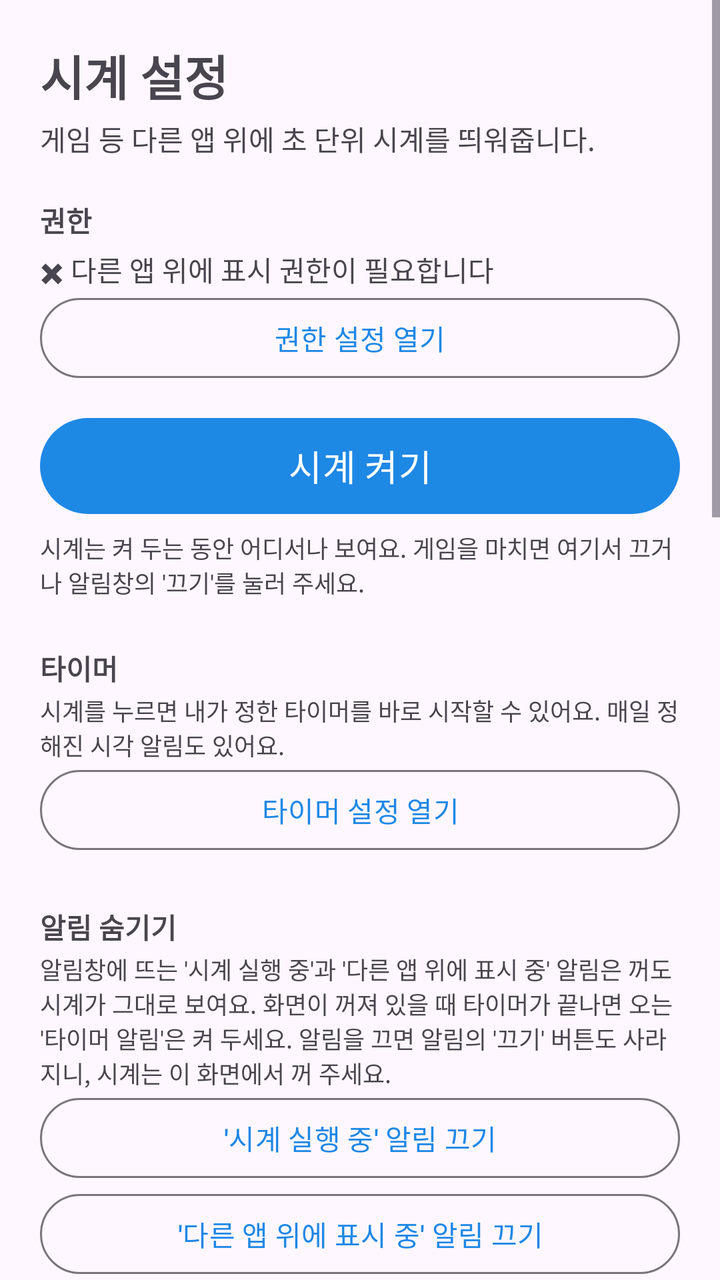
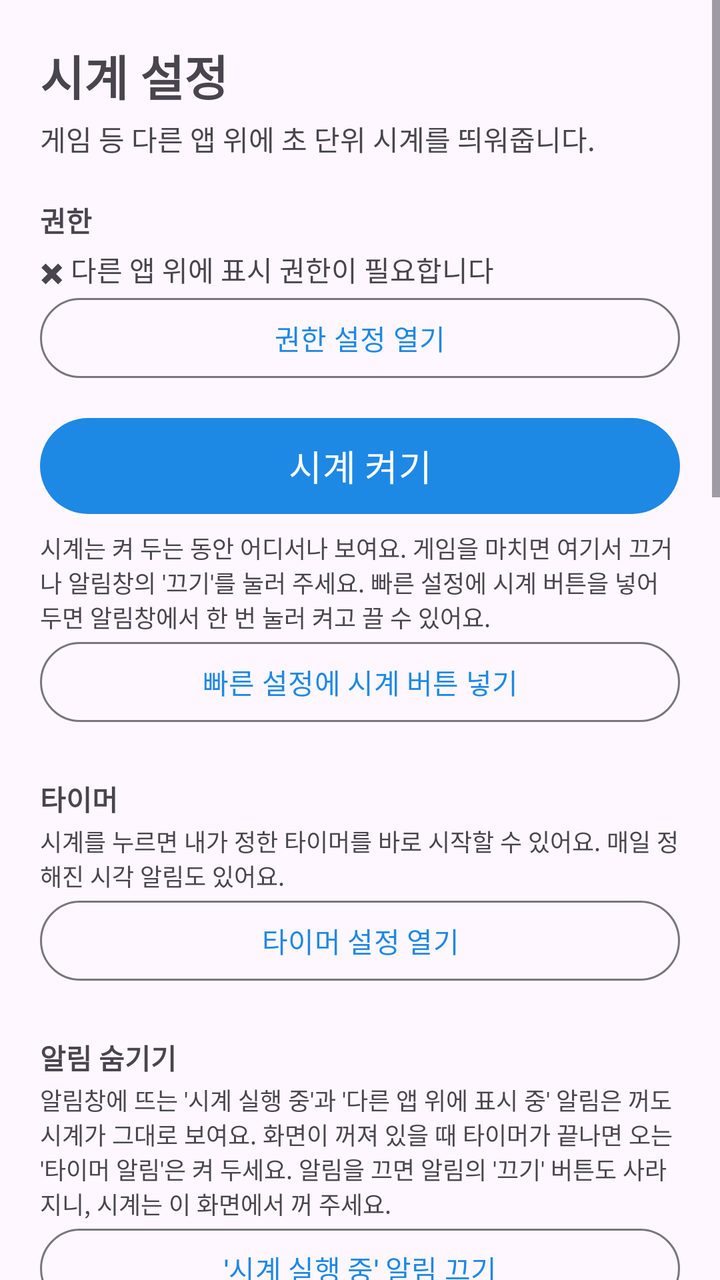

An Android layout rendered at two revisions. The XML below is the earlier revision; the diff shows what the commit changed to produce the second picture.
<!-- AndroidManifest.xml: application theme Theme.FloatingClock -->
<!-- res/layout/activity_clock.xml -->
<?xml version="1.0" encoding="utf-8"?>
<ScrollView xmlns:android="http://schemas.android.com/apk/res/android"
    android:layout_width="match_parent"
    android:layout_height="match_parent"
    android:fillViewport="true">

    <LinearLayout
        android:layout_width="match_parent"
        android:layout_height="wrap_content"
        android:orientation="vertical"
        android:padding="20dp">

        <TextView
            android:layout_width="match_parent"
            android:layout_height="wrap_content"
            android:text="@string/clock_title"
            android:textSize="24sp"
            android:textStyle="bold" />

        <TextView
            android:layout_width="match_parent"
            android:layout_height="wrap_content"
            android:layout_marginTop="4dp"
            android:text="@string/app_desc"
            android:textSize="14sp" />

        
        <TextView
            android:layout_width="match_parent"
            android:layout_height="wrap_content"
            android:layout_marginTop="20dp"
            android:text="@string/section_perm"
            android:textStyle="bold" />

        <TextView
            android:id="@+id/perm_state"
            android:layout_width="match_parent"
            android:layout_height="wrap_content"
            android:layout_marginTop="4dp"
            android:text="@string/perm_missing" />

        <Button
            android:id="@+id/btn_perm"
            style="@style/Widget.Material3.Button.OutlinedButton"
            android:layout_width="match_parent"
            android:layout_height="wrap_content"
            android:text="@string/grant_perm" />

        
        <Button
            android:id="@+id/btn_toggle"
            android:layout_width="match_parent"
            android:layout_height="56dp"
            android:layout_marginTop="12dp"
            android:text="@string/start_clock"
            android:textSize="18sp" />

        <TextView
            android:layout_width="match_parent"
            android:layout_height="wrap_content"
            android:layout_marginTop="4dp"
            android:text="@string/clock_always_hint"
            android:textSize="12sp" />

        
        <TextView
            android:layout_width="match_parent"
            android:layout_height="wrap_content"
            android:layout_marginTop="24dp"
            android:text="@string/section_timer"
            android:textStyle="bold" />

        <TextView
            android:layout_width="match_parent"
            android:layout_height="wrap_content"
            android:layout_marginTop="2dp"
            android:text="@string/timer_entry_desc"
            android:textSize="12sp" />

        <Button
            android:id="@+id/btn_open_timer"
            style="@style/Widget.Material3.Button.OutlinedButton"
            android:layout_width="match_parent"
            android:layout_height="wrap_content"
            android:text="@string/open_timer" />

        
        <TextView
            android:layout_width="match_parent"
            android:layout_height="wrap_content"
            android:layout_marginTop="24dp"
            android:text="@string/section_noti"
            android:textStyle="bold" />

        <TextView
            android:layout_width="match_parent"
            android:layout_height="wrap_content"
            android:layout_marginTop="2dp"
            android:text="@string/noti_hide_desc"
            android:textSize="12sp" />

        <Button
            android:id="@+id/btn_hide_running"
            style="@style/Widget.Material3.Button.OutlinedButton"
            android:layout_width="match_parent"
            android:layout_height="wrap_content"
            android:text="@string/hide_running_noti" />

        <Button
            android:id="@+id/btn_hide_overlay"
            style="@style/Widget.Material3.Button.OutlinedButton"
            android:layout_width="match_parent"
            android:layout_height="wrap_content"
            android:text="@string/hide_overlay_noti" />

        
        <TextView
            android:layout_width="match_parent"
            android:layout_height="wrap_content"
            android:layout_marginTop="24dp"
            android:text="@string/section_style"
            android:textStyle="bold" />

        <FrameLayout
            android:layout_width="match_parent"
            android:layout_height="80dp"
            android:layout_marginTop="8dp"
            android:background="@drawable/preview_bg"
            android:contentDescription="@string/preview">

            <TextView
                android:id="@+id/clock_preview"
                android:layout_width="wrap_content"
                android:layout_height="wrap_content"
                android:layout_gravity="center" />
        </FrameLayout>

        <TextView
            android:id="@+id/size_label"
            android:layout_width="match_parent"
            android:layout_height="wrap_content"
            android:layout_marginTop="12dp"
            android:text="@string/size_fmt" />

        <LinearLayout
            android:layout_width="match_parent"
            android:layout_height="wrap_content"
            android:gravity="center_vertical"
            android:orientation="horizontal">

            <Button
                android:id="@+id/btn_size_minus"
                style="@style/Widget.Material3.Button.TextButton"
                android:layout_width="48dp"
                android:layout_height="48dp"
                android:minWidth="0dp"
                android:padding="0dp"
                android:text="@string/minus"
                android:textSize="22sp" />

            <SeekBar
                android:id="@+id/seek_size"
                android:layout_width="0dp"
                android:layout_height="wrap_content"
                android:layout_weight="1" />

            <Button
                android:id="@+id/btn_size_plus"
                style="@style/Widget.Material3.Button.TextButton"
                android:layout_width="48dp"
                android:layout_height="48dp"
                android:minWidth="0dp"
                android:padding="0dp"
                android:text="@string/plus"
                android:textSize="22sp" />
        </LinearLayout>

        <TextView
            android:layout_width="match_parent"
            android:layout_height="wrap_content"
            android:layout_marginTop="8dp"
            android:text="@string/text_color" />

        
        <LinearLayout
            android:id="@+id/color_swatches"
            android:layout_width="match_parent"
            android:layout_height="wrap_content"
            android:orientation="vertical" />

        <TextView
            android:id="@+id/alpha_label"
            android:layout_width="match_parent"
            android:layout_height="wrap_content"
            android:layout_marginTop="8dp"
            android:text="@string/alpha_none" />

        <SeekBar
            android:id="@+id/seek_alpha"
            android:layout_width="match_parent"
            android:layout_height="wrap_content" />

        <com.google.android.material.materialswitch.MaterialSwitch
            android:id="@+id/sw_24h"
            android:layout_width="match_parent"
            android:layout_height="wrap_content"
            android:layout_marginTop="8dp"
            android:text="@string/use_24h" />

        <com.google.android.material.materialswitch.MaterialSwitch
            android:id="@+id/sw_date"
            android:layout_width="match_parent"
            android:layout_height="wrap_content"
            android:text="@string/show_date" />

        
        <TextView
            android:layout_width="match_parent"
            android:layout_height="wrap_content"
            android:layout_marginTop="24dp"
            android:text="@string/section_position"
            android:textStyle="bold" />

        <TextView
            android:layout_width="match_parent"
            android:layout_height="wrap_content"
            android:layout_marginTop="2dp"
            android:text="@string/position_hint"
            android:textSize="12sp" />

        <TextView
            android:id="@+id/pos_x_label"
            android:layout_width="match_parent"
            android:layout_height="wrap_content"
            android:layout_marginTop="8dp"
            android:text="@string/pos_x_fmt" />

        <SeekBar
            android:id="@+id/seek_pos_x"
            android:layout_width="match_parent"
            android:layout_height="wrap_content" />

        <TextView
            android:id="@+id/pos_y_label"
            android:layout_width="match_parent"
            android:layout_height="wrap_content"
            android:layout_marginTop="8dp"
            android:text="@string/pos_y_fmt" />

        <SeekBar
            android:id="@+id/seek_pos_y"
            android:layout_width="match_parent"
            android:layout_height="wrap_content" />

        <com.google.android.material.materialswitch.MaterialSwitch
            android:id="@+id/sw_lock"
            android:layout_width="match_parent"
            android:layout_height="wrap_content"
            android:text="@string/lock_position" />

        <Button
            android:id="@+id/btn_reset_pos"
            style="@style/Widget.Material3.Button.TextButton"
            android:layout_width="match_parent"
            android:layout_height="wrap_content"
            android:text="@string/reset_position" />

        <TextView
            android:layout_width="match_parent"
            android:layout_height="wrap_content"
            android:layout_marginTop="16dp"
            android:text="@string/tip"
            android:textSize="13sp" />

        
        <TextView
            android:layout_width="match_parent"
            android:layout_height="wrap_content"
            android:layout_marginTop="24dp"
            android:text="@string/section_update"
            android:textStyle="bold" />

        <TextView
            android:id="@+id/version_label"
            android:layout_width="match_parent"
            android:layout_height="wrap_content"
            android:layout_marginTop="4dp"
            android:text="@string/version_fmt" />

        <TextView
            android:id="@+id/update_state"
            android:layout_width="match_parent"
            android:layout_height="wrap_content"
            android:textSize="13sp" />

        <Button
            android:id="@+id/btn_update"
            style="@style/Widget.Material3.Button.OutlinedButton"
            android:layout_width="match_parent"
            android:layout_height="wrap_content"
            android:text="@string/check_update" />

        
        <TextView
            android:layout_width="match_parent"
            android:layout_height="wrap_content"
            android:layout_marginTop="24dp"
            android:layout_marginBottom="8dp"
            android:gravity="center"
            android:text="@string/credits"
            android:textSize="13sp" />
    </LinearLayout>
</ScrollView>
<!-- resources referenced by this layout -->
<resources>
  <!-- drawable preview_bg (drawable) -->
  <?xml version="1.0" encoding="utf-8"?>
  <shape xmlns:android="http://schemas.android.com/apk/res/android" android:shape="rectangle">
      <gradient
          android:angle="0"
          android:startColor="#1B1B1B"
          android:centerColor="#5C6B73"
          android:endColor="#E6E6E6" />
      <corners android:radius="10dp" />
  </shape>
  <string name="alpha_none">배경 없음 (글자만 표시)</string>
  <string name="app_desc">게임 등 다른 앱 위에 초 단위 시계를 띄워줍니다.</string>
  <string name="check_update">업데이트 확인</string>
  <string name="clock_always_hint">시계는 켜 두는 동안 어디서나 보여요. 게임을 마치면 여기서 끄거나 알림창의 \'끄기\'를 눌러 주세요.</string>
  <string name="clock_title">시계 설정</string>
  <string name="credits">제작: 퓨앙 (Sapphire)</string>
  <string name="grant_perm">권한 설정 열기</string>
  <string name="hide_overlay_noti">\'다른 앱 위에 표시 중\' 알림 끄기</string>
  <string name="hide_running_noti">\'시계 실행 중\' 알림 끄기</string>
  <string name="lock_position">위치 고정 (드래그 잠금)</string>
  <string name="minus">−</string>
  <string name="noti_hide_desc">알림창에 뜨는 \'시계 실행 중\'과 \'다른 앱 위에 표시 중\' 알림은 꺼도 시계가 그대로 보여요. 화면이 꺼져 있을 때 타이머가 끝나면 오는 \'타이머 알림\'은 켜 두세요. 알림을 끄면 알림의 \'끄기\' 버튼도 사라지니, 시계는 이 화면에서 꺼 주세요.</string>
  <string name="open_timer">타이머 설정 열기</string>
  <string name="perm_missing">✖ 다른 앱 위에 표시 권한이 필요합니다</string>
  <string name="plus">+</string>
  <string name="pos_x_fmt">가로 (가운데 기준): %1$d</string>
  <string name="pos_y_fmt">위에서부터: %1$d</string>
  <string name="position_hint">시계를 직접 끌어도 되고, 상태바에 가려 안 잡히면 여기서 옮기세요.</string>
  <string name="preview">미리보기</string>
  <string name="reset_position">위치 초기화 (상태바 바로 아래 가운데)</string>
  <string name="section_noti">알림 숨기기</string>
  <string name="section_perm">권한</string>
  <string name="section_position">위치</string>
  <string name="section_style">모양</string>
  <string name="section_timer">타이머</string>
  <string name="section_update">업데이트</string>
  <string name="show_date">날짜도 표시 (월/일 요일)</string>
  <string name="size_fmt">글자 크기: %1$d</string>
  <string name="start_clock">시계 켜기</string>
  <string name="text_color">글자 색</string>
  <string name="timer_entry_desc">시계를 누르면 내가 정한 타이머를 바로 시작할 수 있어요. 매일 정해진 시각 알림도 있어요.</string>
  <string name="tip">팁: 게임 중에 터치가 시계에 막히면 \'위치 고정\'을 켜 두세요. 시계가 안 보이면 설정 → 앱 → Sapphire → 배터리를 \'제한 없음\'으로 바꿔 주세요.</string>
  <string name="use_24h">24시간제</string>
  <string name="version_fmt">현재 버전: v%1$s</string>
  <style name="Theme.FloatingClock" parent="Theme.Material3.DayNight.NoActionBar">
          <item name="colorPrimary">#1E88E5</item>
          <item name="colorOnPrimary">#FFFFFF</item>
      </style>
</resources>

<!-- the commit's change to res/layout/activity_clock.xml (unified diff, before → after) -->
@@ -61,6 +61,13 @@
             android:layout_marginTop="4dp"
             android:text="@string/clock_always_hint"
             android:textSize="12sp" />
+
+        <Button
+            android:id="@+id/btn_add_tile"
+            style="@style/Widget.Material3.Button.OutlinedButton"
+            android:layout_width="match_parent"
+            android:layout_height="wrap_content"
+            android:text="@string/add_tile" />
 
         
         <TextView
<!-- resource entries referenced after the edit -->
@@ -10,10 +10,11 @@
           android:endColor="#E6E6E6" />
       <corners android:radius="10dp" />
   </shape>
+  <string name="add_tile">빠른 설정에 시계 버튼 넣기</string>
   <string name="alpha_none">배경 없음 (글자만 표시)</string>
   <string name="app_desc">게임 등 다른 앱 위에 초 단위 시계를 띄워줍니다.</string>
   <string name="check_update">업데이트 확인</string>
-  <string name="clock_always_hint">시계는 켜 두는 동안 어디서나 보여요. 게임을 마치면 여기서 끄거나 알림창의 \'끄기\'를 눌러 주세요.</string>
+  <string name="clock_always_hint">시계는 켜 두는 동안 어디서나 보여요. 게임을 마치면 여기서 끄거나 알림창의 \'끄기\'를 눌러 주세요. 빠른 설정에 시계 버튼을 넣어 두면 알림창에서 한 번 눌러 켜고 끌 수 있어요.</string>
   <string name="clock_title">시계 설정</string>
   <string name="credits">제작: 퓨앙 (Sapphire)</string>
   <string name="grant_perm">권한 설정 열기</string>
